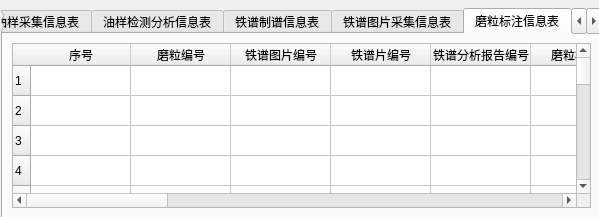
Qt form ButtomWindow.ui (WooodHead/labelling3) before a commit.
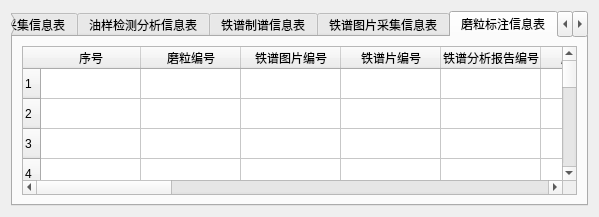
The same form after that commit.

The edit to the form file:
```diff
--- a/ButtomWindow.ui
+++ b/ButtomWindow.ui
@@ -13,15 +13,9 @@
   <property name="windowTitle">
    <string>Form</string>
   </property>
+  <layout class="QGridLayout" name="gridLayout_10">
+   <item row="0" column="0">
   <widget class="QTabWidget" name="dataBaseTabWidget">
-   <property name="geometry">
-    <rect>
-     <x>1</x>
-     <y>8</y>
-     <width>601</width>
-     <height>211</height>
-    </rect>
-   </property>
    <property name="cursor">
     <cursorShape>IBeamCursor</cursorShape>
    </property>
@@ -1475,6 +1469,8 @@
     </layout>
    </widget>
   </widget>
+   </item>
+  </layout>
  </widget>
  <resources/>
  <connections/>
```
Lines whose indentation alone changed are shown as unchanged.
